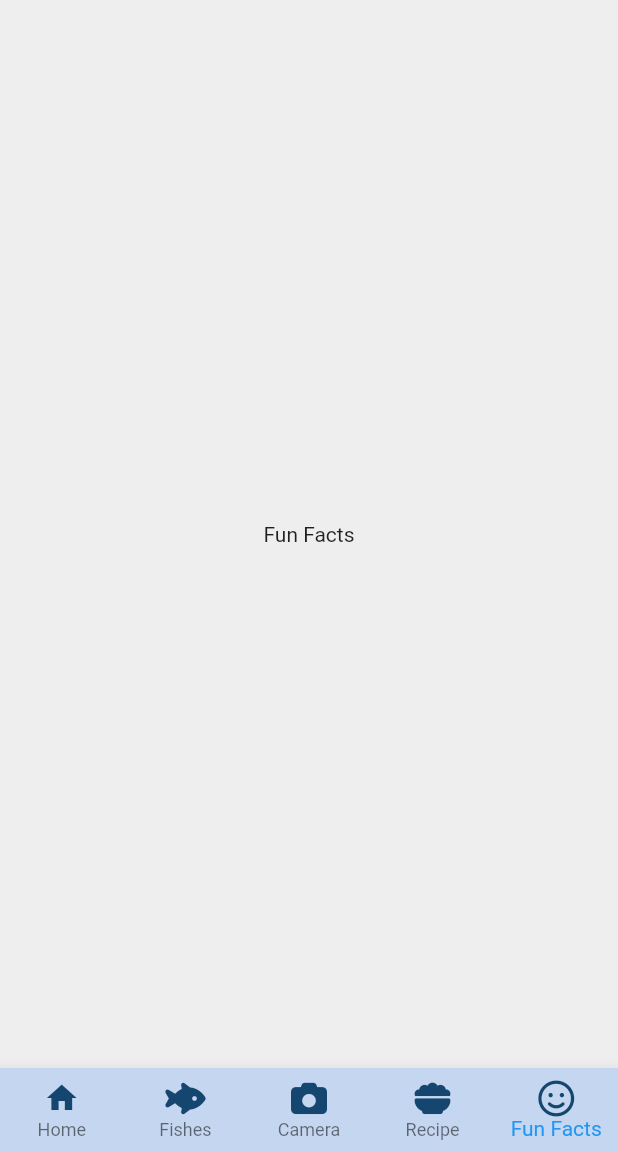
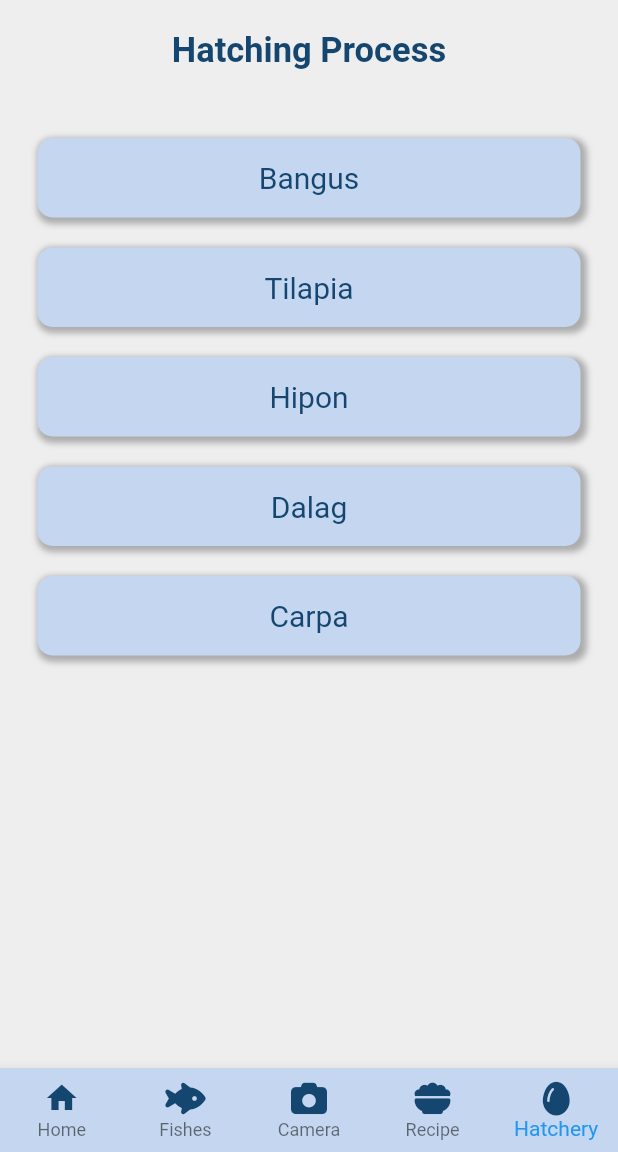
Before and after one commit to jcoder6/fishdroid-mobile, a Flutter app: the screen it shows after launch, item 5 of the bottom bar chosen, on a phone screen of 412 x 824 dp, the part 84-1236 px from its top. Run offline on Flutter 3.47's test engine with Material 2 defaults, Android fonts, the phone set to English and light mode, and no system bars; our stand-ins replace font_awesome_flutter, scroll_snap_list, video_player.

Commit message:
add static hatchery page and view hatching page but video not playing yet

```diff
--- /dev/null
+++ b/lib/data/hatchery_data.dart
@@ -0,0 +1,12 @@
+class HatcheryData{
+  final int id, fishID;
+  final String fishName, videoName, hatchingProcess;
+
+  HatcheryData(
+    this.id,
+    this.fishID,
+    this.fishName,
+    this.videoName,
+    this.hatchingProcess
+  );
+}
--- a/lib/includes/home_bottom_nav.dart
+++ b/lib/includes/home_bottom_nav.dart
@@ -41,8 +41,8 @@ class _CustomBottomNavigationBarState extends State<CustomBottomNavigationBar> {
           backgroundColor: Colors.blue,
         ),
         BottomNavigationBarItem(
-          icon: FaIcon(FontAwesomeIcons.faceSmile, color: Color(0xff154670)),
-          label: 'Fun Facts',
+          icon: FaIcon(FontAwesomeIcons.egg, color: Color(0xff154670)),
+          label: 'Hatchery',
         ),
       ],
       onTap: (index) {
--- a/lib/main.dart
+++ b/lib/main.dart
@@ -2,6 +2,7 @@ import 'package:fishdroid/pages/home.dart';
 import 'package:fishdroid/includes/splash.dart';
 import 'package:fishdroid/pages/nutrition.dart';
 import 'package:fishdroid/pages/view_fish_page.dart';
+import 'package:fishdroid/pages/view_hatching_page.dart';
 import 'package:flutter/material.dart';
 
 void main() {
--- /dev/null
+++ b/lib/pages/hatcheries.dart
@@ -0,0 +1,95 @@
+import 'package:fishdroid/data/hatchery_data.dart';
+import 'package:fishdroid/pages/view_hatching_page.dart';
+import 'package:flutter/material.dart';
+
+class Hatcheries extends StatefulWidget {
+  const Hatcheries({super.key});
+
+  @override
+  State<Hatcheries> createState() => _HatcheriesState();
+}
+
+class _HatcheriesState extends State<Hatcheries> {
+  @override
+  Widget build(BuildContext context) {
+    List<HatcheryData> hatcheryList = [
+      HatcheryData(1, 1, 'Bangus', "HATCH_VIDEO_001", 'Some Hatching Process'),
+      HatcheryData(2, 2, 'Tilapia', "HATCH_VIDEO_002", 'Some Hatching Process'),
+      HatcheryData(3, 3, 'Hipon', "HATCH_VIDEO_003", 'Some Hatching Process'),
+      HatcheryData(4, 4, 'Dalag', "HATCH_VIDEO_004", 'Some Hatching Process'),
+      HatcheryData(5, 5, 'Carpa', "HATCH_VIDEO_005", 'Some Hatching Process'),
+    ];
+
+    return SingleChildScrollView(
+      child: Container(
+        child: Column(
+          crossAxisAlignment: CrossAxisAlignment.center,
+          children: [
+            Center(
+              child: Padding(
+                padding: const EdgeInsets.all(20),
+                child: Text(
+                  'Hatching Process',
+                  style: TextStyle(
+                    fontSize: 23,
+                    fontWeight: FontWeight.bold,
+                    color: Color(0xff154670),
+                  ),
+                ),
+              ),
+            ),
+            SizedBox(
+              height: 25,
+            ),
+            Container(
+              width: MediaQuery.of(context).size.width - 50,
+              child: ListView.builder(
+                shrinkWrap: true,
+                itemCount: hatcheryList.length,
+                itemBuilder: (BuildContext context, int index) {
+                  var item = hatcheryList[index];
+                  return GestureDetector(
+                    onTap: () {
+                      Navigator.push(
+                        (context),
+                        MaterialPageRoute(
+                          builder: (context) => ViewHatcingPage(item.fishID),
+                        ),
+                      );
+                    },
+                    child: Container(
+                      padding: EdgeInsets.all(15),
+                      margin: EdgeInsets.only(bottom: 20),
+                      decoration: BoxDecoration(
+                        borderRadius: BorderRadius.circular(10),
+                        color: const Color(0xffC5D7F0),
+                        boxShadow: [
+                          BoxShadow(
+                            color: Color.fromARGB(255, 107, 107, 107)
+                                .withOpacity(0.5),
+                            spreadRadius: 2,
+                            blurRadius: 3,
+                            offset: Offset(2, 2), // Adjust the values as needed
+                          ),
+                        ],
+                      ),
+                      child: Center(
+                        child: Text(
+                          item.fishName,
+                          style: TextStyle(
+                            color: Color(0xff154670),
+                            fontSize: 20,
+                          ),
+                        ),
+                      ),
+                    ),
+                  );
+                },
+              ),
+            )
+          ],
+        ),
+      ),
+    );
+  }
+}
--- a/lib/pages/home.dart
+++ b/lib/pages/home.dart
@@ -1,5 +1,6 @@
 import 'package:fishdroid/pages/app_home.dart';
 import 'package:fishdroid/pages/fish_Page.dart';
+import 'package:fishdroid/pages/hatcheries.dart';
 import 'package:fishdroid/pages/recipes.dart';
 import 'package:flutter/material.dart';
 import '../includes/home_app_bar.dart';
@@ -30,11 +31,10 @@ class _MyHomePageState extends State<MyHomePage> {
     const FishPages(),
     Center(child: Text('Camera')),
     const Recipes(),
-    Center(child: Text('Fun Facts')),
+    const Hatcheries(),
+    Center(child: Text('Fish Trivia')),
     Center(child: Text('Quizzes')),
-    Center(child: Text('Nutrition')),
     Center(child: Text('Terminologies')),
-    Center(child: Text('Hatchery')),
   ];
 
   @override
--- a/pubspec.yaml
+++ b/pubspec.yaml
@@ -37,6 +37,7 @@ dependencies:
   # Use with the CupertinoIcons class for iOS style icons.
   cupertino_icons: ^1.0.2
   scroll_snap_list: ^0.9.1
+  video_player: ^2.7.1
 
 dev_dependencies:
   flutter_test:
@@ -76,6 +77,7 @@ flutter:
     - images/recipes/RECIPE_IMG_002.jpg
     - images/recipes/RECIPE_IMG_003.jpeg
     - images/recipes/RECIPE_IMG_004.jpg
+    - assets/videos/HATCH_VIDEO_001.mp4
 
   # example:
   # fonts:
```
Also changed, not shown: lib/includes/home_drawer.dart (+5 -25 lines), lib/pages/view_hatching_page.dart (added, +89 -0 lines), pubspec.lock, 1 other file.
